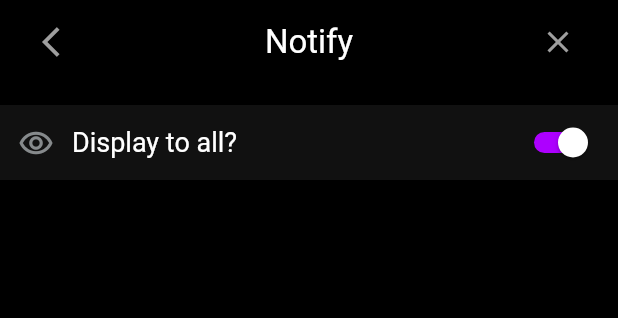
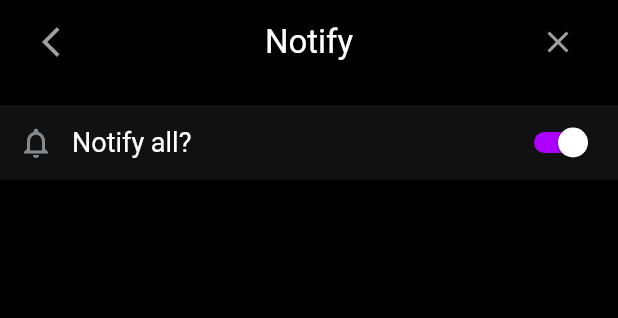
Before and after one commit to Chambo88/BeaconV1, a Flutter app: the NotifyPage widget shown alone on an empty page, opened directly with empty values, on a phone screen of 412 x 824 dp. Shown: the top 318 px of the screen. Run offline on Flutter 3.47's test engine with Material 2 defaults, Android fonts, the phone set to English and light mode, and no system bars; our stand-ins replace cloud_firestore, community_material_icon, firebase_auth, firebase_core, firebase_messaging, firebase_remote_config and 7 more; missing offline and left inert: google_maps_place_picker, google_place; accounts and stored records are empty; statements that could not run were skipped.

Commit message:
Notify/Invite page done

```diff
--- a/lib/components/beacon_creator/pages/NotifyPage.dart
+++ b/lib/components/beacon_creator/pages/NotifyPage.dart
@@ -67,7 +67,7 @@ class _NotifyPageState extends State<NotifyPage> {
         }
       }
     }).toSet();
-    print(_initFriends);
+    print('ok');
     _notifyFriends = widget.initNotifyFriends;
     _notifyAll = widget.initNotifyAll;
   }
@@ -89,8 +89,8 @@ class _NotifyPageState extends State<NotifyPage> {
         child: Column(crossAxisAlignment: CrossAxisAlignment.center, children: [
           BeaconFlatButton(
             arrow: false,
-            icon: Icons.remove_red_eye_outlined,
-            title: 'Display to all?',
+            icon: Icons.notifications_outlined,
+            title: 'Notify all?',
             trailing: Padding(
               padding: const EdgeInsets.only(right: 10),
               child: Switch(
@@ -172,13 +172,11 @@ class _NotifyPageState extends State<NotifyPage> {
       return GestureDetector(
         onTap: () {
           setState(() {
-            print(_notifyFriends);
             if (_notifyFriends.contains(friend)) {
-              ///todo this isnt rmeoving for some reason
-              bool check = _notifyFriends.remove(friend);
-              print(check);
+              _notifyFriends.remove(friend);
+              print(_notifyFriends);
             }
-            _notifyFriends.add(friend);
+            else {_notifyFriends.add(friend);}
           });
         },
         child: ListTile(
```
